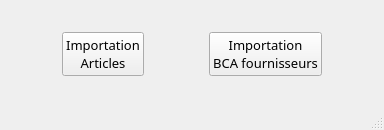
Johan971/stageB2m, file importation.ui: the form before one commit.
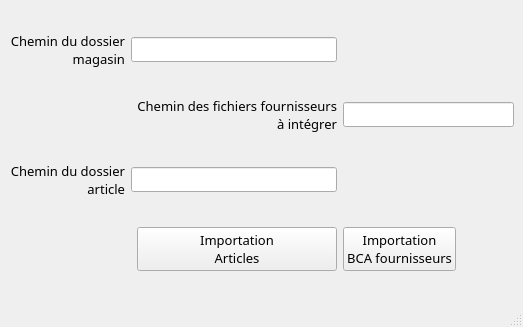
The form after the commit.

```diff
--- a/importation.ui
+++ b/importation.ui
@@ -6,8 +6,8 @@
    <rect>
     <x>0</x>
     <y>0</y>
-    <width>384</width>
-    <height>130</height>
+    <width>523</width>
+    <height>327</height>
    </rect>
   </property>
   <property name="font">
@@ -18,22 +18,598 @@
   <property name="windowTitle">
    <string>Imports kwisatz</string>
   </property>
+  <property name="toolButtonStyle">
+   <enum>Qt::ToolButtonIconOnly</enum>
+  </property>
   <widget class="QWidget" name="centralwidget">
    <layout class="QGridLayout" name="gridLayout">
+    <item row="4" column="0">
+     <widget class="QLabel" name="labelArticles">
+      <property name="palette">
+       <palette>
+        <active>
+         <colorrole role="Button">
+          <brush brushstyle="SolidPattern">
+           <color alpha="255">
+            <red>0</red>
+            <green>0</green>
+            <blue>255</blue>
+           </color>
+          </brush>
+         </colorrole>
+         <colorrole role="Text">
+          <brush brushstyle="SolidPattern">
+           <color alpha="255">
+            <red>0</red>
+            <green>0</green>
+            <blue>255</blue>
+           </color>
+          </brush>
+         </colorrole>
+         <colorrole role="BrightText">
+          <brush brushstyle="SolidPattern">
+           <color alpha="255">
+            <red>0</red>
+            <green>0</green>
+            <blue>255</blue>
+           </color>
+          </brush>
+         </colorrole>
+        </active>
+        <inactive>
+         <colorrole role="Button">
+          <brush brushstyle="SolidPattern">
+           <color alpha="255">
+            <red>0</red>
+            <green>0</green>
+            <blue>255</blue>
+           </color>
+          </brush>
+         </colorrole>
+         <colorrole role="Text">
+          <brush brushstyle="SolidPattern">
+           <color alpha="255">
+            <red>0</red>
+            <green>0</green>
+            <blue>255</blue>
+           </color>
+          </brush>
+         </colorrole>
+         <colorrole role="BrightText">
+          <brush brushstyle="SolidPattern">
+           <color alpha="255">
+            <red>0</red>
+            <green>0</green>
+            <blue>255</blue>
+           </color>
+          </brush>
+         </colorrole>
+        </inactive>
+        <disabled>
+         <colorrole role="Button">
+          <brush brushstyle="SolidPattern">
+           <color alpha="255">
+            <red>0</red>
+            <green>0</green>
+            <blue>255</blue>
+           </color>
+          </brush>
+         </colorrole>
+         <colorrole role="Text">
+          <brush brushstyle="SolidPattern">
+           <color alpha="255">
+            <red>120</red>
+            <green>120</green>
+            <blue>120</blue>
+           </color>
+          </brush>
+         </colorrole>
+         <colorrole role="BrightText">
+          <brush brushstyle="SolidPattern">
+           <color alpha="255">
+            <red>0</red>
+            <green>0</green>
+            <blue>255</blue>
+           </color>
+          </brush>
+         </colorrole>
+        </disabled>
+       </palette>
+      </property>
+      <property name="font">
+       <font>
+        <pointsize>10</pointsize>
+       </font>
+      </property>
+      <property name="contextMenuPolicy">
+       <enum>Qt::DefaultContextMenu</enum>
+      </property>
+      <property name="text">
+       <string>Chemin du dossier
+article</string>
+      </property>
+      <property name="alignment">
+       <set>Qt::AlignRight|Qt::AlignTrailing|Qt::AlignVCenter</set>
+      </property>
+      <property name="textInteractionFlags">
+       <set>Qt::NoTextInteraction</set>
+      </property>
+     </widget>
+    </item>
+    <item row="5" column="5">
+     <spacer name="horizontalSpacer">
+      <property name="orientation">
+       <enum>Qt::Horizontal</enum>
+      </property>
+      <property name="sizeHint" stdset="0">
+       <size>
+        <width>44</width>
+        <height>20</height>
+       </size>
+      </property>
+     </spacer>
+    </item>
+    <item row="5" column="4">
+     <widget class="QPushButton" name="BCAButton">
+      <property name="font">
+       <font>
+        <family>Gill Sans MT</family>
+        <pointsize>10</pointsize>
+       </font>
+      </property>
+      <property name="cursor">
+       <cursorShape>PointingHandCursor</cursorShape>
+      </property>
+      <property name="text">
+       <string>Importation
+BCA fournisseurs</string>
+      </property>
+     </widget>
+    </item>
     <item row="0" column="0">
-     <spacer name="horizontalSpacer_4">
-      <property name="orientation">
-       <enum>Qt::Horizontal</enum>
+     <widget class="QLabel" name="labelBasePath">
+      <property name="palette">
+       <palette>
+        <active>
+         <colorrole role="WindowText">
+          <brush brushstyle="SolidPattern">
+           <color alpha="255">
+            <red>0</red>
+            <green>0</green>
+            <blue>0</blue>
+           </color>
+          </brush>
+         </colorrole>
+         <colorrole role="Button">
+          <brush brushstyle="SolidPattern">
+           <color alpha="255">
+            <red>85</red>
+            <green>170</green>
+            <blue>255</blue>
+           </color>
+          </brush>
+         </colorrole>
+         <colorrole role="Light">
+          <brush brushstyle="SolidPattern">
+           <color alpha="255">
+            <red>213</red>
+            <green>234</green>
+            <blue>255</blue>
+           </color>
+          </brush>
+         </colorrole>
+         <colorrole role="Midlight">
+          <brush brushstyle="SolidPattern">
+           <color alpha="255">
+            <red>149</red>
+            <green>202</green>
+            <blue>255</blue>
+           </color>
+          </brush>
+         </colorrole>
+         <colorrole role="Dark">
+          <brush brushstyle="SolidPattern">
+           <color alpha="255">
+            <red>42</red>
+            <green>85</green>
+            <blue>127</blue>
+           </color>
+          </brush>
+         </colorrole>
+         <colorrole role="Mid">
+          <brush brushstyle="SolidPattern">
+           <color alpha="255">
+            <red>56</red>
+            <green>113</green>
+            <blue>170</blue>
+           </color>
+          </brush>
+         </colorrole>
+         <colorrole role="Text">
+          <brush brushstyle="SolidPattern">
+           <color alpha="255">
+            <red>0</red>
+            <green>0</green>
+            <blue>0</blue>
+           </color>
+          </brush>
+         </colorrole>
+         <colorrole role="BrightText">
+          <brush brushstyle="SolidPattern">
+           <color alpha="255">
+            <red>255</red>
+            <green>255</green>
+            <blue>255</blue>
+           </color>
+          </brush>
+         </colorrole>
+         <colorrole role="ButtonText">
+          <brush brushstyle="SolidPattern">
+           <color alpha="255">
+            <red>0</red>
+            <green>0</green>
+            <blue>0</blue>
+           </color>
+          </brush>
+         </colorrole>
+         <colorrole role="Base">
+          <brush brushstyle="SolidPattern">
+           <color alpha="255">
+            <red>255</red>
+            <green>255</green>
+            <blue>255</blue>
+           </color>
+          </brush>
+         </colorrole>
+         <colorrole role="Window">
+          <brush brushstyle="SolidPattern">
+           <color alpha="255">
+            <red>85</red>
+            <green>170</green>
+            <blue>255</blue>
+           </color>
+          </brush>
+         </colorrole>
+         <colorrole role="Shadow">
+          <brush brushstyle="SolidPattern">
+           <color alpha="255">
+            <red>0</red>
+            <green>0</green>
+            <blue>0</blue>
+           </color>
+          </brush>
+         </colorrole>
+         <colorrole role="AlternateBase">
+          <brush brushstyle="SolidPattern">
+           <color alpha="255">
+            <red>170</red>
+            <green>212</green>
+            <blue>255</blue>
+           </color>
+          </brush>
+         </colorrole>
+         <colorrole role="ToolTipBase">
+          <brush brushstyle="SolidPattern">
+           <color alpha="255">
+            <red>255</red>
+            <green>255</green>
+            <blue>220</blue>
+           </color>
+          </brush>
+         </colorrole>
+         <colorrole role="ToolTipText">
+          <brush brushstyle="SolidPattern">
+           <color alpha="255">
+            <red>0</red>
+            <green>0</green>
+            <blue>0</blue>
+           </color>
+          </brush>
+         </colorrole>
+        </active>
+        <inactive>
+         <colorrole role="WindowText">
+          <brush brushstyle="SolidPattern">
+           <color alpha="255">
+            <red>0</red>
+            <green>0</green>
+            <blue>0</blue>
+           </color>
+          </brush>
+         </colorrole>
+         <colorrole role="Button">
+          <brush brushstyle="SolidPattern">
+           <color alpha="255">
+            <red>85</red>
+            <green>170</green>
+            <blue>255</blue>
+           </color>
+          </brush>
+         </colorrole>
+         <colorrole role="Light">
+          <brush brushstyle="SolidPattern">
+           <color alpha="255">
+            <red>213</red>
+            <green>234</green>
+            <blue>255</blue>
+           </color>
+          </brush>
+         </colorrole>
+         <colorrole role="Midlight">
+          <brush brushstyle="SolidPattern">
+           <color alpha="255">
+            <red>149</red>
+            <green>202</green>
+            <blue>255</blue>
+           </color>
+          </brush>
+         </colorrole>
+         <colorrole role="Dark">
+          <brush brushstyle="SolidPattern">
+           <color alpha="255">
+            <red>42</red>
+            <green>85</green>
+            <blue>127</blue>
+           </color>
+          </brush>
+         </colorrole>
+         <colorrole role="Mid">
+          <brush brushstyle="SolidPattern">
+           <color alpha="255">
+            <red>56</red>
+            <green>113</green>
+            <blue>170</blue>
+           </color>
+          </brush>
+         </colorrole>
+         <colorrole role="Text">
+          <brush brushstyle="SolidPattern">
+           <color alpha="255">
+            <red>0</red>
+            <green>0</green>
+            <blue>0</blue>
+           </color>
+          </brush>
+         </colorrole>
+         <colorrole role="BrightText">
+          <brush brushstyle="SolidPattern">
+           <color alpha="255">
+            <red>255</red>
+            <green>255</green>
+            <blue>255</blue>
+           </color>
+          </brush>
+         </colorrole>
+         <colorrole role="ButtonText">
+          <brush brushstyle="SolidPattern">
+           <color alpha="255">
+            <red>0</red>
+            <green>0</green>
+            <blue>0</blue>
+           </color>
+          </brush>
+         </colorrole>
+         <colorrole role="Base">
+          <brush brushstyle="SolidPattern">
+           <color alpha="255">
+            <red>255</red>
+            <green>255</green>
+            <blue>255</blue>
+           </color>
+          </brush>
+         </colorrole>
+         <colorrole role="Window">
+          <brush brushstyle="SolidPattern">
+           <color alpha="255">
+            <red>85</red>
+            <green>170</green>
+            <blue>255</blue>
+           </color>
+          </brush>
+         </colorrole>
+         <colorrole role="Shadow">
+          <brush brushstyle="SolidPattern">
+           <color alpha="255">
+            <red>0</red>
+            <green>0</green>
+            <blue>0</blue>
+           </color>
+          </brush>
+         </colorrole>
+         <colorrole role="AlternateBase">
+          <brush brushstyle="SolidPattern">
+           <color alpha="255">
+            <red>170</red>
+            <green>212</green>
+            <blue>255</blue>
+           </color>
+          </brush>
+         </colorrole>
+         <colorrole role="ToolTipBase">
+          <brush brushstyle="SolidPattern">
+           <color alpha="255">
+            <red>255</red>
+            <green>255</green>
+            <blue>220</blue>
+           </color>
+          </brush>
+         </colorrole>
+         <colorrole role="ToolTipText">
+          <brush brushstyle="SolidPattern">
+           <color alpha="255">
+            <red>0</red>
+            <green>0</green>
+            <blue>0</blue>
+           </color>
+          </brush>
+         </colorrole>
+        </inactive>
+        <disabled>
+         <colorrole role="WindowText">
+          <brush brushstyle="SolidPattern">
+           <color alpha="255">
+            <red>42</red>
+            <green>85</green>
+            <blue>127</blue>
+           </color>
+          </brush>
+         </colorrole>
+         <colorrole role="Button">
+          <brush brushstyle="SolidPattern">
+           <color alpha="255">
+            <red>85</red>
+            <green>170</green>
+            <blue>255</blue>
+           </color>
+          </brush>
+         </colorrole>
+         <colorrole role="Light">
+          <brush brushstyle="SolidPattern">
+           <color alpha="255">
+            <red>213</red>
+            <green>234</green>
+            <blue>255</blue>
+           </color>
+          </brush>
+         </colorrole>
+         <colorrole role="Midlight">
+          <brush brushstyle="SolidPattern">
+           <color alpha="255">
+            <red>149</red>
+            <green>202</green>
+            <blue>255</blue>
+           </color>
+          </brush>
+         </colorrole>
+         <colorrole role="Dark">
+          <brush brushstyle="SolidPattern">
+           <color alpha="255">
+            <red>42</red>
+            <green>85</green>
+            <blue>127</blue>
+           </color>
+          </brush>
+         </colorrole>
+         <colorrole role="Mid">
+          <brush brushstyle="SolidPattern">
+           <color alpha="255">
+            <red>56</red>
+            <green>113</green>
+            <blue>170</blue>
+           </color>
+          </brush>
+         </colorrole>
+         <colorrole role="Text">
+          <brush brushstyle="SolidPattern">
+           <color alpha="255">
+            <red>42</red>
+            <green>85</green>
+            <blue>127</blue>
+           </color>
+          </brush>
+         </colorrole>
+         <colorrole role="BrightText">
+          <brush brushstyle="SolidPattern">
+           <color alpha="255">
+            <red>255</red>
+            <green>255</green>
+            <blue>255</blue>
+           </color>
+          </brush>
+         </colorrole>
+         <colorrole role="ButtonText">
+          <brush brushstyle="SolidPattern">
+           <color alpha="255">
+            <red>42</red>
+            <green>85</green>
+            <blue>127</blue>
+           </color>
+          </brush>
+         </colorrole>
+         <colorrole role="Base">
+          <brush brushstyle="SolidPattern">
+           <color alpha="255">
+            <red>85</red>
+            <green>170</green>
+            <blue>255</blue>
+           </color>
+          </brush>
+         </colorrole>
+         <colorrole role="Window">
+          <brush brushstyle="SolidPattern">
+           <color alpha="255">
+            <red>85</red>
+            <green>170</green>
+            <blue>255</blue>
+           </color>
+          </brush>
+         </colorrole>
+         <colorrole role="Shadow">
+          <brush brushstyle="SolidPattern">
+           <color alpha="255">
+            <red>0</red>
+            <green>0</green>
+            <blue>0</blue>
+           </color>
+          </brush>
+         </colorrole>
+         <colorrole role="AlternateBase">
+          <brush brushstyle="SolidPattern">
+           <color alpha="255">
+            <red>85</red>
+            <green>170</green>
+            <blue>255</blue>
+           </color>
+          </brush>
+         </colorrole>
+         <colorrole role="ToolTipBase">
+          <brush brushstyle="SolidPattern">
+           <color alpha="255">
+            <red>255</red>
+            <green>255</green>
+            <blue>220</blue>
+           </color>
+          </brush>
+         </colorrole>
+         <colorrole role="ToolTipText">
+          <brush brushstyle="SolidPattern">
+           <color alpha="255">
+            <red>0</red>
+            <green>0</green>
+            <blue>0</blue>
+           </color>
+          </brush>
+         </colorrole>
+        </disabled>
+       </palette>
       </property>
-      <property name="sizeHint" stdset="0">
-       <size>
-        <width>40</width>
-        <height>20</height>
-       </size>
+      <property name="font">
+       <font>
+        <pointsize>10</pointsize>
+       </font>
       </property>
-     </spacer>
+      <property name="text">
+       <string>Chemin du dossier
+ magasin</string>
+      </property>
+      <property name="textFormat">
+       <enum>Qt::AutoText</enum>
+      </property>
+      <property name="scaledContents">
+       <bool>false</bool>
+      </property>
+      <property name="alignment">
+       <set>Qt::AlignRight|Qt::AlignTrailing|Qt::AlignVCenter</set>
+      </property>
+      <property name="wordWrap">
+       <bool>false</bool>
+      </property>
+      <property name="textInteractionFlags">
+       <set>Qt::NoTextInteraction</set>
+      </property>
+     </widget>
     </item>
-    <item row="0" column="1">
+    <item row="5" column="3">
      <widget class="QPushButton" name="articlesButton">
       <property name="font">
        <font>
@@ -56,7 +632,32 @@
       </property>
      </widget>
     </item>
-    <item row="0" column="2">
+    <item row="4" column="2" colspan="2">
+     <widget class="QLineEdit" name="articlesInput"/>
+    </item>
+    <item row="0" column="2" colspan="2">
+     <widget class="QLineEdit" name="baseInput"/>
+    </item>
+    <item row="1" column="4" colspan="2">
+     <widget class="QLineEdit" name="BCAInput"/>
+    </item>
+    <item row="1" column="3">
+     <widget class="QLabel" name="labelProviderFiles">
+      <property name="font">
+       <font>
+        <pointsize>10</pointsize>
+       </font>
+      </property>
+      <property name="text">
+       <string>Chemin des fichiers fournisseurs
+à intégrer</string>
+      </property>
+      <property name="alignment">
+       <set>Qt::AlignRight|Qt::AlignTrailing|Qt::AlignVCenter</set>
+      </property>
+     </widget>
+    </item>
+    <item row="5" column="0">
      <spacer name="horizontalSpacer_2">
       <property name="orientation">
        <enum>Qt::Horizontal</enum>
@@ -69,39 +670,6 @@
       </property>
      </spacer>
     </item>
-    <item row="0" column="3">
-     <widget class="QPushButton" name="pushButton_2">
-      <property name="font">
-       <font>
-        <family>Gill Sans MT</family>
-        <pointsize>10</pointsize>
-       </font>
-      </property>
-      <property name="cursor">
-       <cursorShape>PointingHandCursor</cursorShape>
-      </property>
-      <property name="text">
-       <string>Importation
-BCA fournisseurs</string>
-      </property>
-     </widget>
-    </item>
-    <item row="0" column="4">
-     <spacer name="horizontalSpacer">
-      <property name="orientation">
-       <enum>Qt::Horizontal</enum>
-      </property>
-      <property name="sizeHint" stdset="0">
-       <size>
-        <width>44</width>
-        <height>20</height>
-       </size>
-      </property>
-     </spacer>
-    </item>
-    <item row="1" column="1" colspan="3">
-     <layout class="QVBoxLayout" name="verticalLayout"/>
-    </item>
    </layout>
   </widget>
   <widget class="QMenuBar" name="menubar">
```
Left out of the diff: 4 changed lines with no effect on the pictures.
